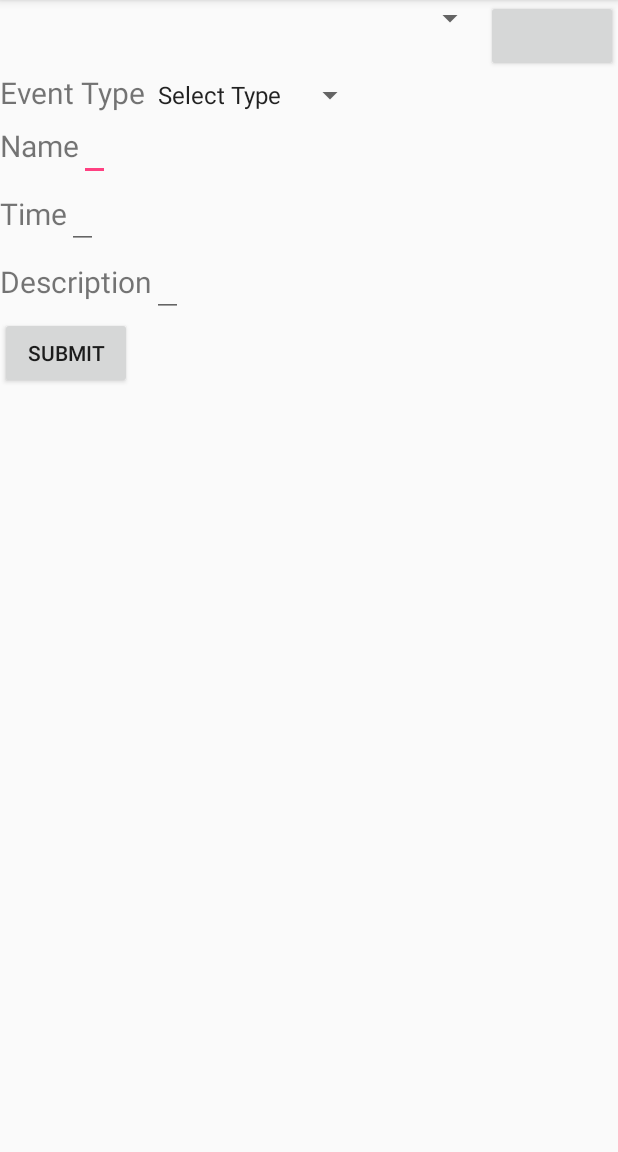
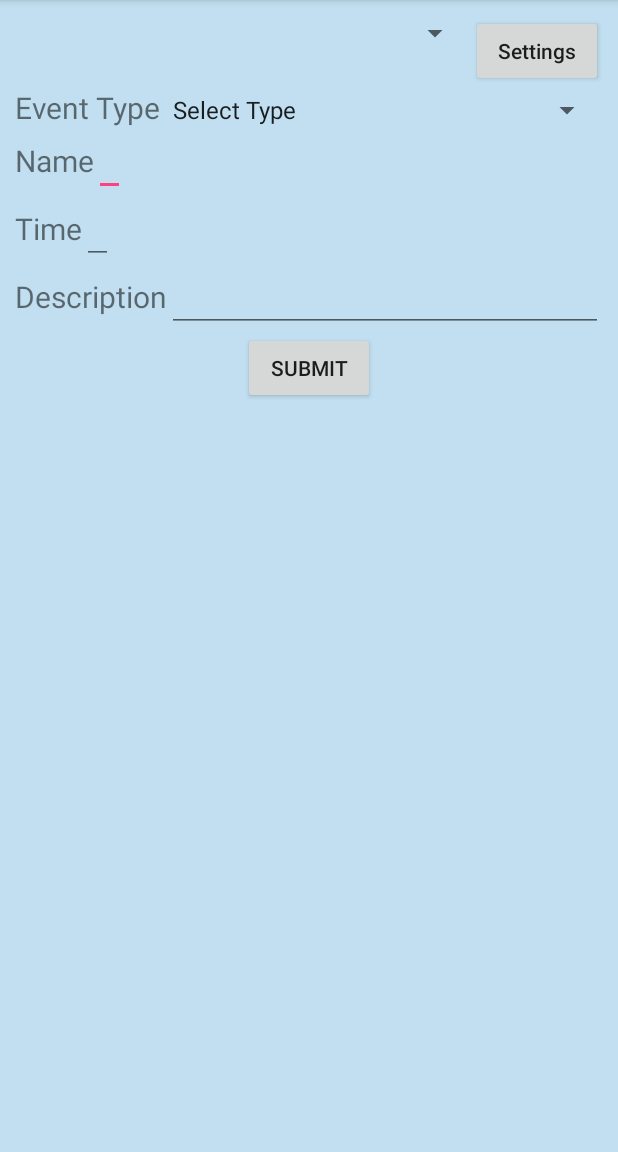
Before and after one commit to lcombs15/Organized-Chaos, an Android app: the AddItemActivity screen opened directly, with no data from a screen before it, on a phone screen of 412 x 824 dp, the part 84-1236 px from its top. Run offline under Robolectric (Android 15) with nearby library versions, the light colour scheme and no system bars.

Commit message:
Demo Ready

```diff
--- a/StudentOrganizer/app/build.gradle
+++ b/StudentOrganizer/app/build.gradle
@@ -26,7 +26,8 @@ dependencies {
     })
     compile 'com.android.support:appcompat-v7:25.3.1'
     compile 'com.android.support.constraint:constraint-layout:1.0.2'
-    compile 'com.android.support:cardview-v7:25.+'
-    compile 'com.android.support:recyclerview-v7:25.+'
+    compile 'com.android.support:cardview-v7:25.3.1'
+    compile 'com.android.support:recyclerview-v7:25.3.1'
+    compile 'com.android.support:design:25.3.1'
     testCompile 'junit:junit:4.12'
 }
--- a/StudentOrganizer/app/src/main/AndroidManifest.xml
+++ b/StudentOrganizer/app/src/main/AndroidManifest.xml
@@ -12,10 +12,13 @@
         <activity android:name=".MainMenu">
             <intent-filter>
                 <action android:name="android.intent.action.MAIN" />
+
                 <category android:name="android.intent.category.LAUNCHER" />
             </intent-filter>
         </activity>
-        <activity android:name=".AddItemActivity">
+        <activity android:name=".AddItemActivity"></activity>
+        <activity android:name=".settings"
+            android:parentActivityName=".MainMenu">
 
         </activity>
     </application>
--- a/StudentOrganizer/app/src/main/res/layout/activity_add_item.xml
+++ b/StudentOrganizer/app/src/main/res/layout/activity_add_item.xml
@@ -4,8 +4,10 @@
     xmlns:tools="http://schemas.android.com/tools"
     android:layout_width="match_parent"
     android:layout_height="match_parent"
-    tools:context="com.example.flynn.final_add_item_screen.AddItemActivity"
+    tools:context="edu.group7.csc415.studentorganizer.AddItemActivity"
     android:orientation="vertical"
+    android:background="@color/themeColorLighter"
+    android:padding="10dp"
     >
 
     <LinearLayout
@@ -20,10 +22,12 @@
         <Button
             android:layout_width="wrap_content"
             android:layout_height="wrap_content"
+            android:text="Settings"
+            android:textAllCaps="false"
             android:id="@+id/settings"/>
     </LinearLayout>
     <LinearLayout
-        android:layout_width="wrap_content"
+        android:layout_width="match_parent"
         android:layout_height="wrap_content"
         android:orientation="horizontal">
         <TextView
@@ -33,12 +37,12 @@
             android:textSize="20sp"
             android:id="@+id/typeLabel"/>
         <Spinner
-            android:layout_width="wrap_content"
             android:layout_height="wrap_content"
+            android:layout_width="match_parent"
             android:id="@+id/typeSpinner"/>
     </LinearLayout>
     <LinearLayout
-        android:layout_width="wrap_content"
+        android:layout_width="match_parent"
         android:layout_height="wrap_content"
         android:orientation="horizontal">
         <TextView
@@ -69,7 +73,7 @@
             android:visibility="gone"/>
     </LinearLayout>
     <LinearLayout
-        android:layout_width="wrap_content"
+        android:layout_width="match_parent"
         android:layout_height="wrap_content"
         android:orientation="horizontal">
         <TextView
@@ -85,7 +89,7 @@
             android:id="@+id/timeValue"/>
     </LinearLayout>
     <LinearLayout
-        android:layout_width="wrap_content"
+        android:layout_width="match_parent"
         android:layout_height="wrap_content"
         android:orientation="horizontal">
         <TextView
@@ -95,18 +99,15 @@
             android:textSize="20sp"
             android:id="@+id/descriptionLabel"/>
         <EditText
-            android:layout_width="wrap_content"
+            android:layout_width="match_parent"
             android:layout_height="wrap_content"
             android:id="@+id/descriptionValue"/>
     </LinearLayout>
-    <LinearLayout
-        android:layout_width="match_parent"
-        android:layout_height="wrap_content">
-        <Button
-            android:layout_width="wrap_content"
-            android:layout_height="wrap_content"
-            android:text="@string/submit"/>
-    </LinearLayout>
+    <Button
+        android:layout_width="wrap_content"
+        android:layout_height="wrap_content"
+        android:layout_gravity="center"
+        android:text="@string/submit"/>
 
 
 </LinearLayout>
--- a/StudentOrganizer/app/src/main/res/layout/main_menu_activity.xml
+++ b/StudentOrganizer/app/src/main/res/layout/main_menu_activity.xml
@@ -1,4 +1,5 @@
 <?xml version="1.0" encoding="utf-8"?>
+
 <RelativeLayout xmlns:android="http://schemas.android.com/apk/res/android"
     xmlns:app="http://schemas.android.com/apk/res-auto"
     xmlns:tools="http://schemas.android.com/tools"
@@ -8,7 +9,6 @@
     android:background="@color/themeColorLighter"
     android:orientation="vertical"
     tools:context="edu.group7.csc415.studentorganizer.MainMenu">
-
     <android.support.v7.widget.AppCompatSpinner
         android:id="@+id/navigationSpinner"
         android:layout_width="match_parent"
--- /dev/null
+++ b/StudentOrganizer/app/src/main/res/values/dimens.xml
@@ -0,0 +1,3 @@
+<resources>
+    <dimen name="fab_margin">16dp</dimen>
+</resources>
--- a/StudentOrganizer/app/src/main/res/values/strings.xml
+++ b/StudentOrganizer/app/src/main/res/values/strings.xml
@@ -45,4 +45,5 @@
         <item>To Do List</item>
         <item>My Calendar</item>
     </string-array>
+    <string name="title_activity_settings">settings</string>
 </resources>
```
Also changed, not shown: StudentOrganizer/app/src/main/java/edu/group7/csc415/studentorganizer/MainMenu.java (+26 -1 lines), StudentOrganizer/app/src/main/java/edu/group7/csc415/studentorganizer/settings.java (added, +22 -0 lines), StudentOrganizer/app/src/main/res/layout/activity_settings.xml (added, +18 -0 lines), StudentOrganizer/app/src/main/res/menu/action_bar.xml (added, +7 -0 lines), StudentOrganizer/app/src/main/res/values/styles.xml (+9 -0 lines).
